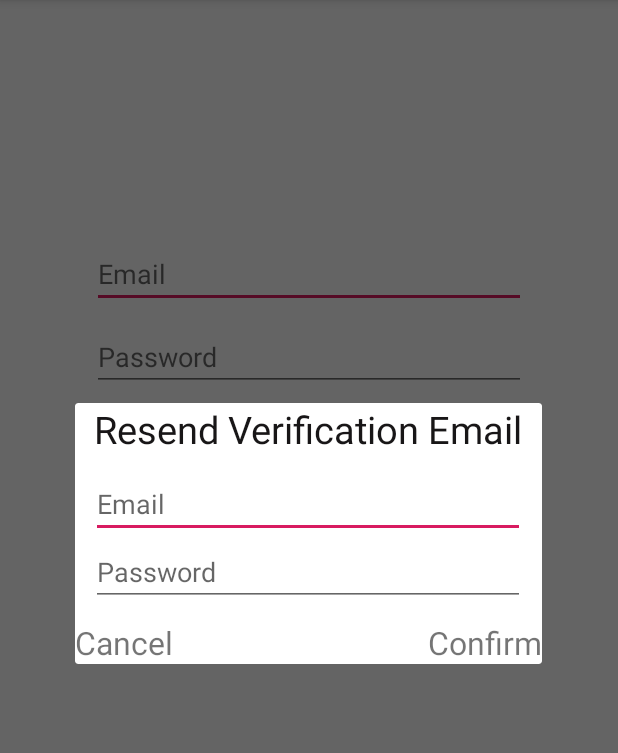
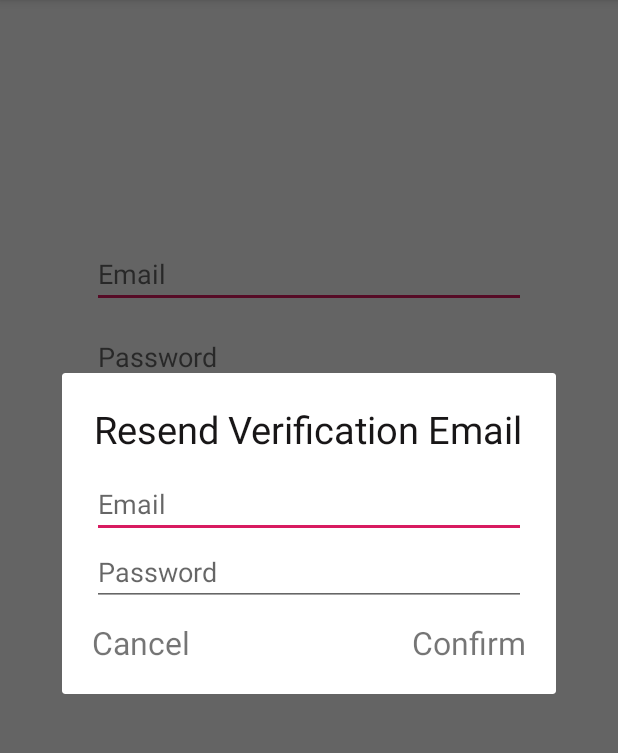
Before and after one commit to amous4822/NOBESE, an Android app: the screen it shows after launch (LoginActivity), after a tap on "Resend Verification Email", on a phone screen of 412 x 824 dp, the part 84-837 px from its top. Run offline under Robolectric (Android 15) with nearby library versions, the phone set to English and light mode, and no system bars; our stand-ins replace Firebase (no records; nobody signed in at launch, a user with empty details on screens opened directly).

Commit message:
dialog changes

```diff
--- a/app/src/main/res/layout/resendverification_dialog.xml
+++ b/app/src/main/res/layout/resendverification_dialog.xml
@@ -11,6 +11,7 @@
         android:layout_height="wrap_content"
         android:text="@string/resend_verification"
         android:textSize="25sp"
+        android:layout_marginTop="20dp"
         android:layout_gravity="center"
         android:textColor="@color/black"
         android:fontFamily="sans-serif"
@@ -20,6 +21,8 @@
         android:layout_width="289dp"
         android:layout_height="wrap_content"
         android:hint="@string/email"
+        android:layout_marginRight="20dp"
+        android:layout_marginLeft="20dp"
         android:id="@+id/dialog_email"
         android:layout_gravity="center"
         android:layout_marginTop="10dp"/>
@@ -33,30 +36,32 @@
         android:hint="@string/password"/>
 
     <RelativeLayout
-        android:layout_width="wrap_content"
+        android:layout_width="289dp"
         android:layout_height="wrap_content"
-        android:layout_marginTop="10dp">
+        android:layout_marginLeft="20dp"
+        android:layout_marginTop="10dp"
+        android:layout_marginRight="20dp"
+        android:layout_marginBottom="20dp">
 
 
         <TextView
+            android:id="@+id/dialog_cancel"
             android:layout_width="wrap_content"
-            android:id="@+id/dialog_cancel"
             android:layout_height="wrap_content"
+            android:fontFamily="sans-serif"
             android:text="@string/cancel_dialog"
-            android:fontFamily="sans-serif"
-            android:textSize="21sp"
-            />
+            android:textSize="21sp" />
 
         <TextView
+            android:id="@+id/dialog_confirm"
             android:layout_width="wrap_content"
             android:layout_height="wrap_content"
-            android:textSize="21sp"
-            android:id="@+id/dialog_confirm"
+
             android:layout_alignParentTop="true"
-            android:layout_marginLeft="235dp"
-            android:layout_marginTop="0dp"
+            android:layout_alignParentEnd="true"
             android:fontFamily="sans-serif"
-            android:text="@string/resend_confirm" />
+            android:text="@string/resend_confirm"
+            android:textSize="21sp" />
 
     </RelativeLayout>
 
```
